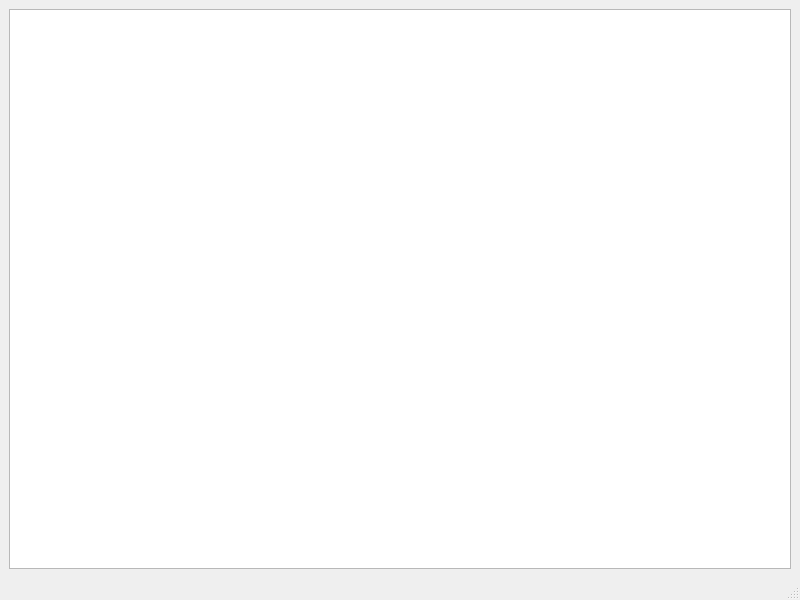
Before: the Qt Designer form mainwindow.ui in enfild/painterDLS, drawn with Qt 5.
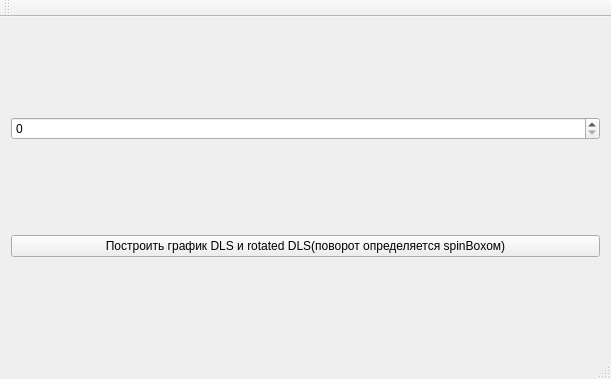
After: the same form once the commit is applied.

What changed in the file:
```diff
--- a/mainwindow.ui
+++ b/mainwindow.ui
@@ -6,8 +6,8 @@
    <rect>
     <x>0</x>
     <y>0</y>
-    <width>800</width>
-    <height>600</height>
+    <width>611</width>
+    <height>379</height>
    </rect>
   </property>
   <property name="windowTitle">
@@ -15,8 +15,15 @@
   </property>
   <widget class="QWidget" name="centralwidget">
    <layout class="QGridLayout" name="gridLayout">
+    <item row="1" column="0">
+     <widget class="QPushButton" name="pushButton">
+      <property name="text">
+       <string>Построить график DLS и rotated DLS(поворот определяется spinBoxом)</string>
+      </property>
+     </widget>
+    </item>
     <item row="0" column="0">
-     <widget class="QGraphicsView" name="graphicsView"/>
+     <widget class="QSpinBox" name="spinBox"/>
     </item>
    </layout>
   </widget>
@@ -30,8 +37,17 @@
     </rect>
    </property>
   </widget>
-  <widget class="QStatusBar" name="statusbar"/>
+  <widget class="QToolBar" name="mainToolBar">
+   <attribute name="toolBarArea">
+    <enum>TopToolBarArea</enum>
+   </attribute>
+   <attribute name="toolBarBreak">
+    <bool>false</bool>
+   </attribute>
+  </widget>
+  <widget class="QStatusBar" name="statusBar"/>
  </widget>
+ <layoutdefault spacing="6" margin="11"/>
  <resources/>
  <connections/>
 </ui>
```
Left out of the diff: 10 changed lines with no effect on the pictures.
